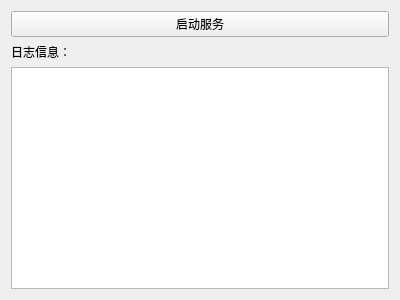
The window that RecServer/widget.ui (Shantom/graduation-project) describes before a commit, drawn with Qt 5.
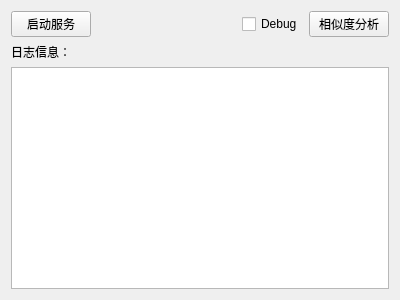
The same window after the commit.

The edit to the form file:
```diff
--- a/RecServer/widget.ui
+++ b/RecServer/widget.ui
@@ -15,11 +15,42 @@
   </property>
   <layout class="QVBoxLayout" name="verticalLayout">
    <item>
+    <layout class="QHBoxLayout" name="horizontalLayout">
+     <item>
     <widget class="QPushButton" name="pushButton_start">
      <property name="text">
       <string>启动服务</string>
      </property>
     </widget>
+     </item>
+     <item>
+      <spacer name="horizontalSpacer">
+       <property name="orientation">
+        <enum>Qt::Horizontal</enum>
+       </property>
+       <property name="sizeHint" stdset="0">
+        <size>
+         <width>40</width>
+         <height>20</height>
+        </size>
+       </property>
+      </spacer>
+     </item>
+     <item>
+      <widget class="QCheckBox" name="checkBox_debug">
+       <property name="text">
+        <string>Debug</string>
+       </property>
+      </widget>
+     </item>
+     <item>
+      <widget class="QPushButton" name="pushButton_sim">
+       <property name="text">
+        <string>相似度分析</string>
+       </property>
+      </widget>
+     </item>
+    </layout>
    </item>
    <item>
     <widget class="QLabel" name="label_log">
```
Lines whose indentation alone changed are shown as unchanged.
